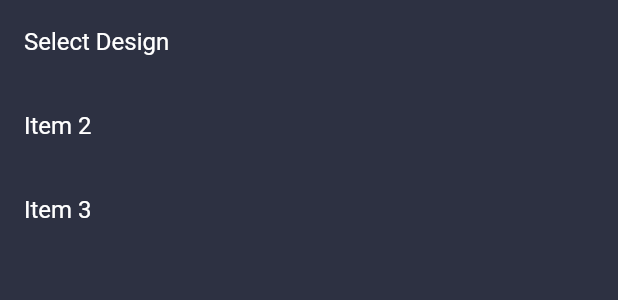
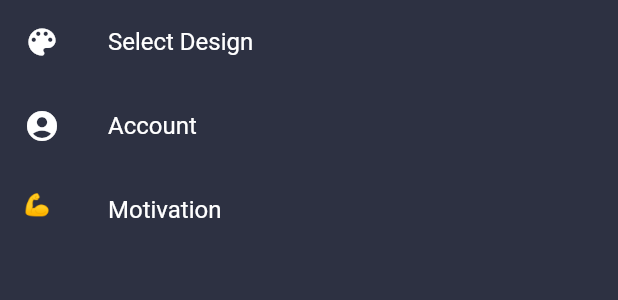
Before and after one commit to robertexplodes/flutter-gps-tracker, a Flutter app: the SettingsPage widget shown alone on an empty page, opened directly, on a phone screen of 412 x 824 dp. Shown: the top 300 px of the screen. Run offline on Flutter 3.47's test engine with Material 2 defaults, Android fonts, the phone set to English and light mode, and no system bars; our stand-ins replace cached_network_image, flutter_map, latlong2, location, shared_preferences; missing offline and left inert: flutter_map_tappable_polyline; accounts and stored records are empty; network calls fail.

```diff
--- a/app/lib/pages/settings_page.dart
+++ b/app/lib/pages/settings_page.dart
@@ -1,4 +1,5 @@
 import 'package:flutter/material.dart';
+import 'package:gpstracking/pages/settings/motivation_page.dart';
 import 'package:gpstracking/pages/settings/select_design_page.dart';
 
 class SettingsPage extends StatelessWidget {
@@ -9,6 +10,7 @@ class SettingsPage extends StatelessWidget {
     return ListView(
       children: [
         ListTile(
+          leading: const Icon(Icons.color_lens_sharp),
           title: const Text('Select Design'),
           onTap: () {
             // Provider.of<ThemeProvider>(context, listen: false).switchTheme();
@@ -18,12 +20,19 @@ class SettingsPage extends StatelessWidget {
           },
         ),
         const ListTile(
+          leading: Icon(Icons.account_circle_sharp),
           title: Text(
-            'Item 2',
+            'Account',
           ),
         ),
-        const ListTile(
-          title: Text('Item 3'),
+        ListTile(
+          leading: const Text("💪"),
+          title: const Text('Motivation'),
+          onTap: () {
+            Navigator.of(context).push(MaterialPageRoute(
+              builder: (context) => const MotivationPage(),
+            ));
+          },
         ),
       ],
     );
```
Also changed, not shown: app/lib/domain/quote.dart (added, +13 -0 lines), app/lib/pages/settings/motivation_page.dart (added, +51 -0 lines).
